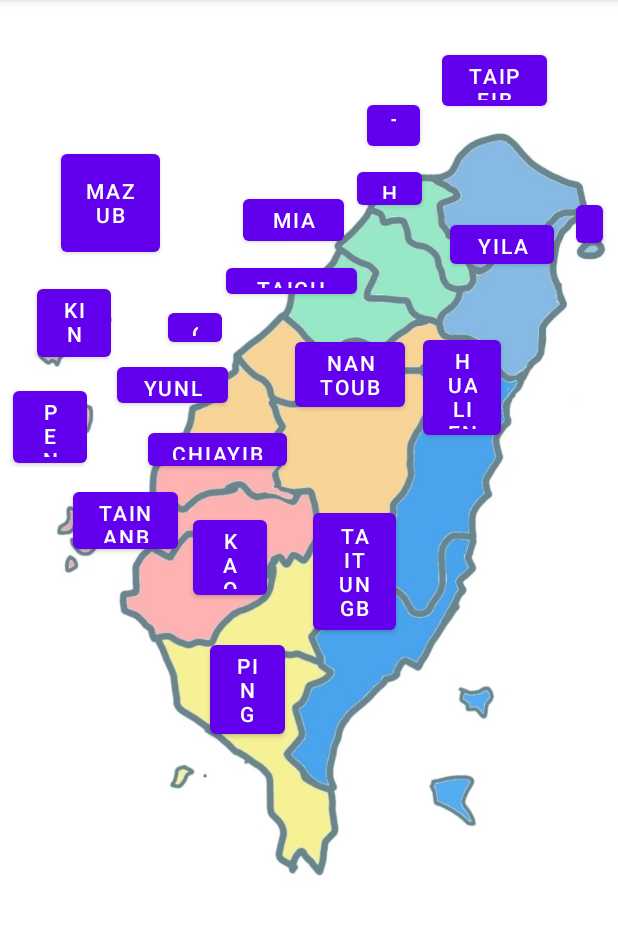
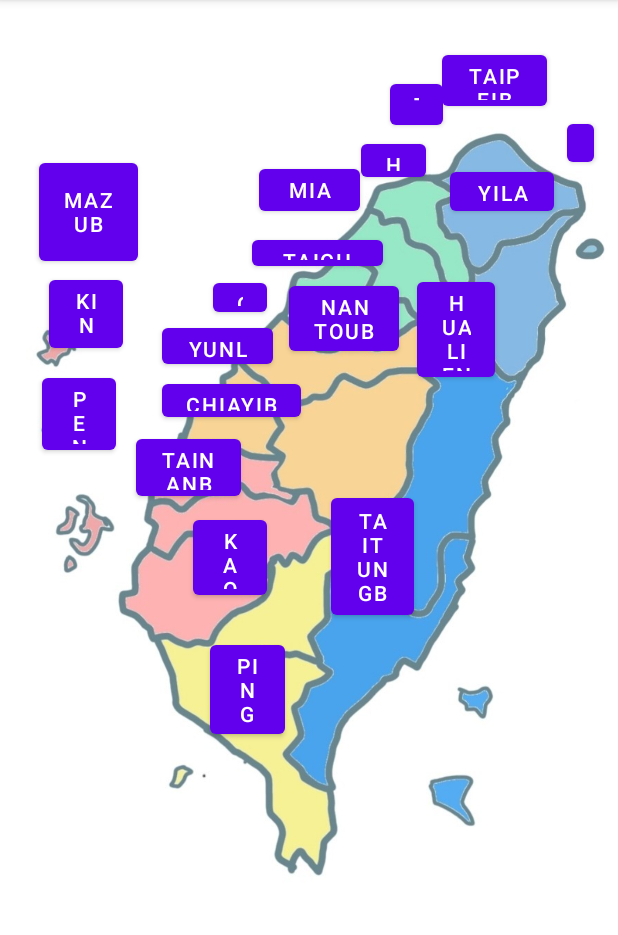
Before and after one commit to s1081702/Files, an Android app: the screen it shows after launch (MainActivity), on a phone screen of 412 x 824 dp, the part 84-1019 px from its top. Run offline under Robolectric (Android 15) with nearby library versions, the phone set to English and light mode, and no system bars; libraries missing offline, so code that uses them is left out: tw.edu.pu.

Commit message:
小純子設定地圖and按鈕中

```diff
--- a/app/src/main/res/layout/activity_main.xml
+++ b/app/src/main/res/layout/activity_main.xml
@@ -10,7 +10,7 @@
         android:id="@+id/mapdraw"
         android:layout_width="wrap_content"
         android:layout_height="wrap_content"
-        android:layout_x="-4dp"
+        android:layout_x="-5dp"
         android:layout_y="-31dp"
         app:srcCompat="@drawable/map_draw" />
 
@@ -29,8 +29,8 @@
         android:id="@+id/TaoyuanB"
         android:layout_width="35dp"
         android:layout_height="39dp"
-        android:layout_x="245dp"
-        android:layout_y="64dp"
+        android:layout_x="260dp"
+        android:layout_y="50dp"
         android:text="TaoyuanB"
         tools:layout_editor_absoluteX="238dp"
         tools:layout_editor_absoluteY="89dp" />
@@ -39,8 +39,8 @@
         android:id="@+id/HsinchuB"
         android:layout_width="43dp"
         android:layout_height="34dp"
-        android:layout_x="238dp"
-        android:layout_y="109dp"
+        android:layout_x="241dp"
+        android:layout_y="90dp"
         android:text="HsinchuB"
         tools:layout_editor_absoluteX="226dp"
         tools:layout_editor_absoluteY="129dp" />
@@ -50,7 +50,7 @@
         android:layout_width="69dp"
         android:layout_height="38dp"
         android:layout_x="300dp"
-        android:layout_y="144dp"
+        android:layout_y="109dp"
         android:text="YilanB"
         tools:layout_editor_absoluteX="288dp"
         tools:layout_editor_absoluteY="154dp" />
@@ -59,8 +59,8 @@
         android:id="@+id/MiaoliB"
         android:layout_width="67dp"
         android:layout_height="40dp"
-        android:layout_x="162dp"
-        android:layout_y="127dp"
+        android:layout_x="173dp"
+        android:layout_y="107dp"
         android:text="MiaoliB"
         tools:layout_editor_absoluteX="168dp"
         tools:layout_editor_absoluteY="162dp" />
@@ -69,8 +69,8 @@
         android:id="@+id/TaichungB"
         android:layout_width="87dp"
         android:layout_height="29dp"
-        android:layout_x="151dp"
-        android:layout_y="173dp"
+        android:layout_x="168dp"
+        android:layout_y="154dp"
         android:text="TaichungB"
         tools:layout_editor_absoluteX="148dp"
         tools:layout_editor_absoluteY="205dp" />
@@ -79,8 +79,8 @@
         android:id="@+id/ChanghuaB"
         android:layout_width="36dp"
         android:layout_height="31dp"
-        android:layout_x="112dp"
-        android:layout_y="203dp"
+        android:layout_x="142dp"
+        android:layout_y="183dp"
         android:text="ChanghuaB"
         tools:layout_editor_absoluteX="122dp"
         tools:layout_editor_absoluteY="243dp" />
@@ -89,8 +89,8 @@
         android:id="@+id/NantouB"
         android:layout_width="73dp"
         android:layout_height="wrap_content"
-        android:layout_x="197dp"
-        android:layout_y="222dp"
+        android:layout_x="193dp"
+        android:layout_y="185dp"
         android:text="NantouB"
         tools:layout_editor_absoluteX="167dp"
         tools:layout_editor_absoluteY="250dp" />
@@ -99,8 +99,8 @@
         android:id="@+id/HualienB"
         android:layout_width="52dp"
         android:layout_height="75dp"
-        android:layout_x="282dp"
-        android:layout_y="221dp"
+        android:layout_x="278dp"
+        android:layout_y="182dp"
         android:text="HualienB"
         tools:layout_editor_absoluteX="252dp"
         tools:layout_editor_absoluteY="219dp" />
@@ -109,8 +109,8 @@
         android:id="@+id/GuishanB"
         android:layout_width="18dp"
         android:layout_height="37dp"
-        android:layout_x="384dp"
-        android:layout_y="131dp"
+        android:layout_x="378dp"
+        android:layout_y="77dp"
         android:text="GuishanB"
         tools:layout_editor_absoluteX="360dp"
         tools:layout_editor_absoluteY="105dp" />
@@ -122,8 +122,8 @@
         android:layout_marginStart="128dp"
         android:layout_marginLeft="128dp"
         android:layout_marginTop="40dp"
-        android:layout_x="41dp"
-        android:layout_y="97dp"
+        android:layout_x="26dp"
+        android:layout_y="103dp"
         android:text="MazuB"
         app:layout_constraintStart_toStartOf="parent"
         app:layout_constraintTop_toTopOf="parent" />
@@ -132,8 +132,8 @@
         android:id="@+id/KinmenB"
         android:layout_width="49dp"
         android:layout_height="57dp"
-        android:layout_x="25dp"
-        android:layout_y="187dp"
+        android:layout_x="33dp"
+        android:layout_y="181dp"
         android:text="KinmenB"
         tools:layout_editor_absoluteX="56dp"
         tools:layout_editor_absoluteY="135dp" />
@@ -142,8 +142,8 @@
         android:id="@+id/YunlinB"
         android:layout_width="74dp"
         android:layout_height="36dp"
-        android:layout_x="78dp"
-        android:layout_y="239dp"
+        android:layout_x="108dp"
+        android:layout_y="213dp"
         android:text="YunlinB"
         tools:layout_editor_absoluteX="86dp"
         tools:layout_editor_absoluteY="278dp" />
@@ -152,8 +152,8 @@
         android:id="@+id/PenghuB"
         android:layout_width="49dp"
         android:layout_height="60dp"
-        android:layout_x="9dp"
-        android:layout_y="255dp"
+        android:layout_x="28dp"
+        android:layout_y="246dp"
         android:text="PenghuB"
         tools:layout_editor_absoluteX="1dp"
         tools:layout_editor_absoluteY="253dp" />
@@ -162,8 +162,8 @@
         android:id="@+id/ChiayiB"
         android:layout_width="wrap_content"
         android:layout_height="34dp"
-        android:layout_x="99dp"
-        android:layout_y="283dp"
+        android:layout_x="108dp"
+        android:layout_y="250dp"
         android:text="ChiayiB"
         tools:layout_editor_absoluteX="83dp"
         tools:layout_editor_absoluteY="316dp" />
@@ -172,8 +172,8 @@
         android:id="@+id/TainanB"
         android:layout_width="70dp"
         android:layout_height="50dp"
-        android:layout_x="49dp"
-        android:layout_y="322dp"
+        android:layout_x="91dp"
+        android:layout_y="287dp"
         android:text="TainanB"
         tools:layout_editor_absoluteX="76dp"
         tools:layout_editor_absoluteY="357dp" />
@@ -202,8 +202,8 @@
         android:id="@+id/TaitungB"
         android:layout_width="55dp"
         android:layout_height="90dp"
-        android:layout_x="209dp"
-        android:layout_y="336dp"
+        android:layout_x="221dp"
+        android:layout_y="326dp"
         android:text="TaitungB"
         tools:layout_editor_absoluteX="205dp"
         tools:layout_editor_absoluteY="377dp" />
```
